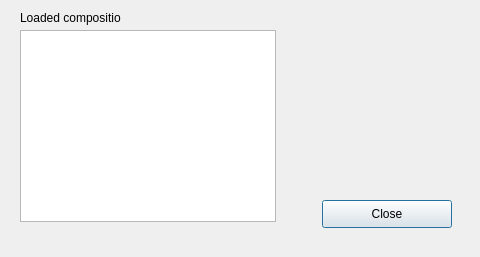
Qt form dlg_currentComposition.ui (LESPROJEKT/qgis-layman-plugin) before a commit.
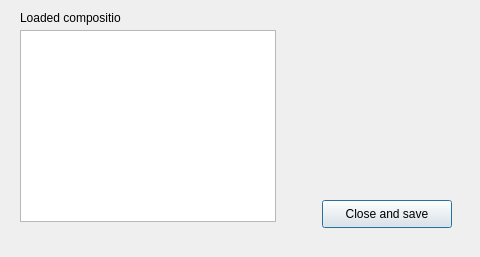
The same form after that commit.

Commit message: order sync, layer manager sync

Patch:
```diff
--- a/dlg_currentComposition.ui
+++ b/dlg_currentComposition.ui
@@ -38,7 +38,7 @@
     </rect>
    </property>
    <property name="text">
-    <string>Close</string>
+    <string>Close and save</string>
    </property>
   </widget>
   <widget class="QListWidget" name="listWidget_layers">
```
The commit also changes 2 other files.
